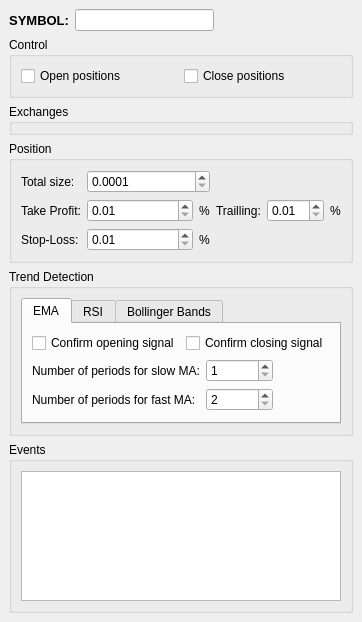
alimogh/trdk, file sources/Strategies/PingPong/StrategyWindow.ui: the form before one commit.
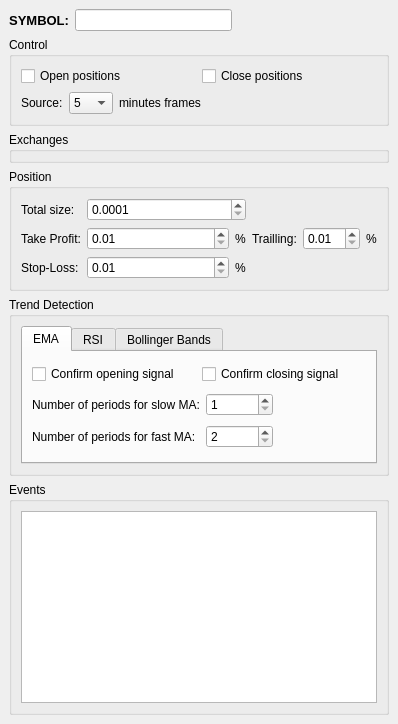
The form after the commit.

Commit message: Added time frame interval choosing for Ping Pong strategy. Only for UI. Control does nothing. https://trello.com/c/cP2uhJMd

```diff
--- a/sources/Strategies/PingPong/StrategyWindow.ui
+++ b/sources/Strategies/PingPong/StrategyWindow.ui
@@ -6,8 +6,8 @@
    <rect>
     <x>0</x>
     <y>0</y>
-    <width>347</width>
-    <height>622</height>
+    <width>398</width>
+    <height>724</height>
    </rect>
   </property>
   <widget class="QWidget" name="centralwidget">
@@ -58,20 +58,97 @@
       <property name="title">
        <string>Control</string>
       </property>
-      <layout class="QHBoxLayout" name="horizontalLayout">
+      <layout class="QVBoxLayout" name="verticalLayout_2">
        <item>
-        <widget class="QCheckBox" name="isPositionsOpeningEnabled">
-         <property name="text">
-          <string>Open positions</string>
-         </property>
-        </widget>
+        <layout class="QHBoxLayout" name="horizontalLayout_13">
+         <item>
+          <widget class="QCheckBox" name="isPositionsOpeningEnabled">
+           <property name="text">
+            <string>Open positions</string>
+           </property>
+          </widget>
+         </item>
+         <item>
+          <widget class="QCheckBox" name="isPositionsClosingEnabled">
+           <property name="text">
+            <string>Close positions</string>
+           </property>
+          </widget>
+         </item>
+        </layout>
        </item>
        <item>
-        <widget class="QCheckBox" name="isPositionsClosingEnabled">
-         <property name="text">
-          <string>Close positions</string>
-         </property>
-        </widget>
+        <layout class="QHBoxLayout" name="horizontalLayout">
+         <item>
+          <widget class="QLabel" name="timeFrameSizeLabel">
+           <property name="text">
+            <string>Source:</string>
+           </property>
+          </widget>
+         </item>
+         <item>
+          <widget class="QComboBox" name="timeFrameSize">
+           <property name="currentIndex">
+            <number>2</number>
+           </property>
+           <item>
+            <property name="text">
+             <string>1</string>
+            </property>
+           </item>
+           <item>
+            <property name="text">
+             <string>2</string>
+            </property>
+           </item>
+           <item>
+            <property name="text">
+             <string>5</string>
+            </property>
+           </item>
+           <item>
+            <property name="text">
+             <string>10</string>
+            </property>
+           </item>
+           <item>
+            <property name="text">
+             <string>15</string>
+            </property>
+           </item>
+           <item>
+            <property name="text">
+             <string>30</string>
+            </property>
+           </item>
+           <item>
+            <property name="text">
+             <string>60</string>
+            </property>
+           </item>
+          </widget>
+         </item>
+         <item>
+          <widget class="QLabel" name="timeFrameSizeUnitsLabel">
+           <property name="text">
+            <string>minutes frames</string>
+           </property>
+          </widget>
+         </item>
+         <item>
+          <spacer name="horizontalSpacer_6">
+           <property name="orientation">
+            <enum>Qt::Horizontal</enum>
+           </property>
+           <property name="sizeHint" stdset="0">
+            <size>
+             <width>40</width>
+             <height>20</height>
+            </size>
+           </property>
+          </spacer>
+         </item>
+        </layout>
        </item>
       </layout>
      </widget>
```
The commit also changes 3 other files.
